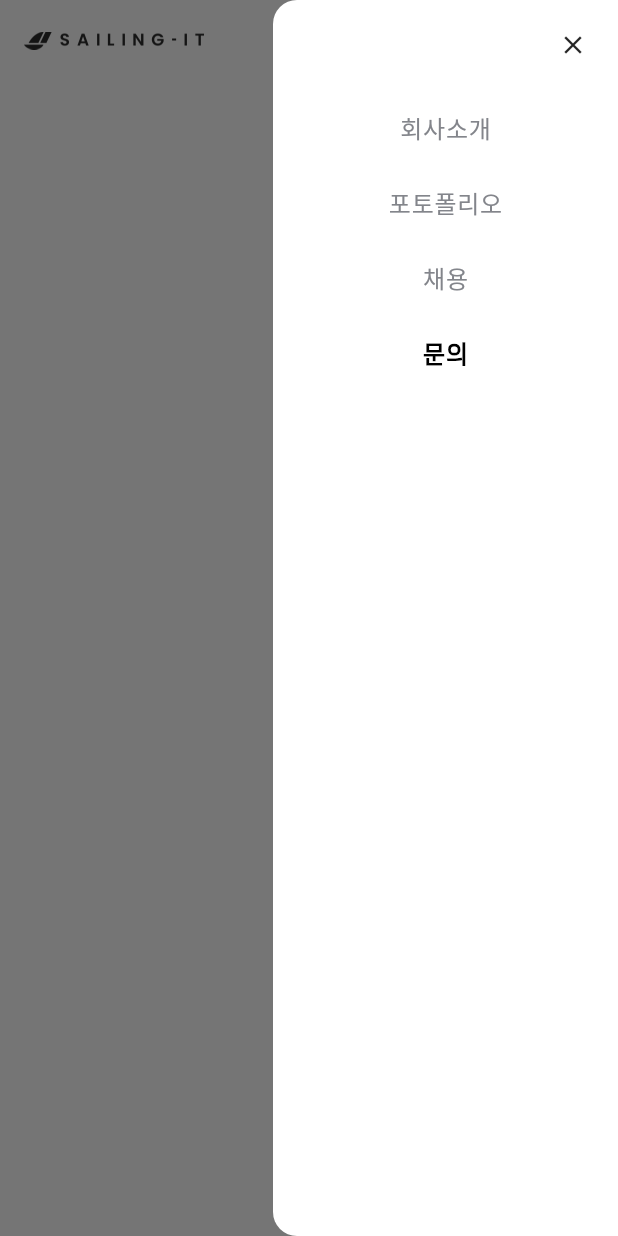
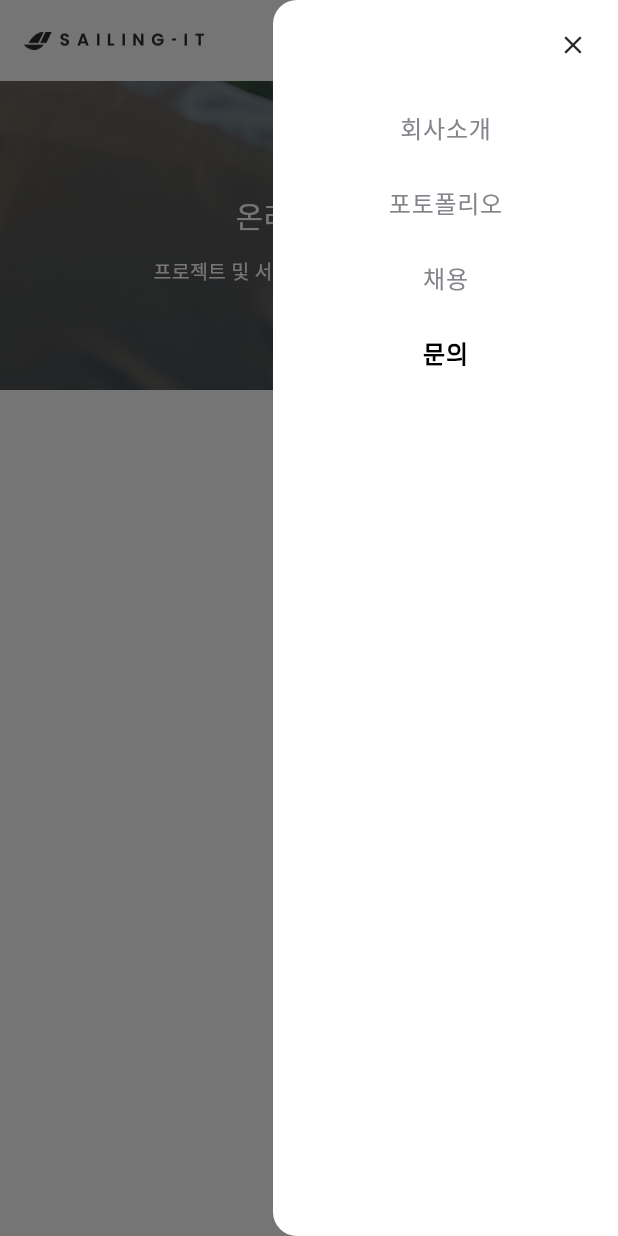
Before and after one commit to ssuojae/flutter-web, a Flutter app: the QuestionScreen screen opened by its route, with the side drawer open, on a phone screen of 412 x 824 dp. Run offline on Flutter 3.47's test engine with Material 3 defaults, Android fonts, the phone set to English and light mode, and no system bars; our stand-ins replace beamer; Roboto replaces fonts that are missing (pretendard).

Commit message:
문의 스크린에 헤더 반영 및 줄간격 수정

```diff
--- a/lib/screen/question/question_screen.dart
+++ b/lib/screen/question/question_screen.dart
@@ -1,4 +1,6 @@
 import 'package:flutter/material.dart';
+import 'package:portfolio/util/asset_path.dart';
+import 'package:portfolio/widgets/header.dart';
 
 import '../../widgets/menu/menu.dart';
 import '../../widgets/page_drawer.dart';
@@ -15,11 +17,11 @@ class _QuestionScreenState extends State<QuestionScreen> {
   @override
   Widget build(BuildContext context) {
     return ScreenLayoutBuilder(myBuilder: (
-        screenModel,
-        web,
-        tablet,
-        mobile,
-        ) {
+      screenModel,
+      web,
+      tablet,
+      mobile,
+    ) {
       return Scaffold(
         endDrawer: PageDrawer(currentIndex: 3, tablet: tablet),
         body: Column(
@@ -28,6 +30,12 @@ class _QuestionScreenState extends State<QuestionScreen> {
               currentIndex: 3,
               screenModel: screenModel,
             ),
+            Header(
+              title: '온라인 문의',
+              subTitle: '프로젝트 및 서비스 문의를 남겨주세요',
+              backgroundImage: AssetPath.questionHeaderImage,
+              screenModel: screenModel,
+            )
           ],
         ),
       );
```
